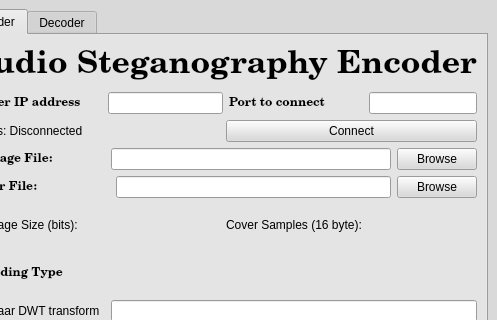
First picture: the form in src/ClientGUI.ui, repository jrgouws16/Audio-Steganograpy, before the edit; both pictures show x 297 to 794 and y 0 to 320 of the 794 by 654 pixel window.
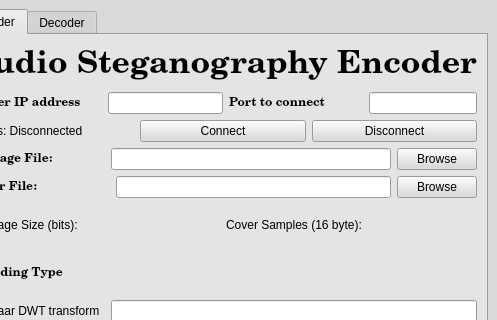
Second picture: the form after the edit.

Commit message: Busy implementing comms protocol. Integrated encoding and decoding interface

What changed in the file:
```diff
--- a/src/ClientGUI.ui
+++ b/src/ClientGUI.ui
@@ -591,6 +591,13 @@
                 </property>
                </widget>
               </item>
+              <item>
+               <widget class="QPushButton" name="pushButton_disconnect">
+                <property name="text">
+                 <string>Disconnect</string>
+                </property>
+               </widget>
+              </item>
              </layout>
             </item>
             <item>
```
The commit also changes 3 other files.
